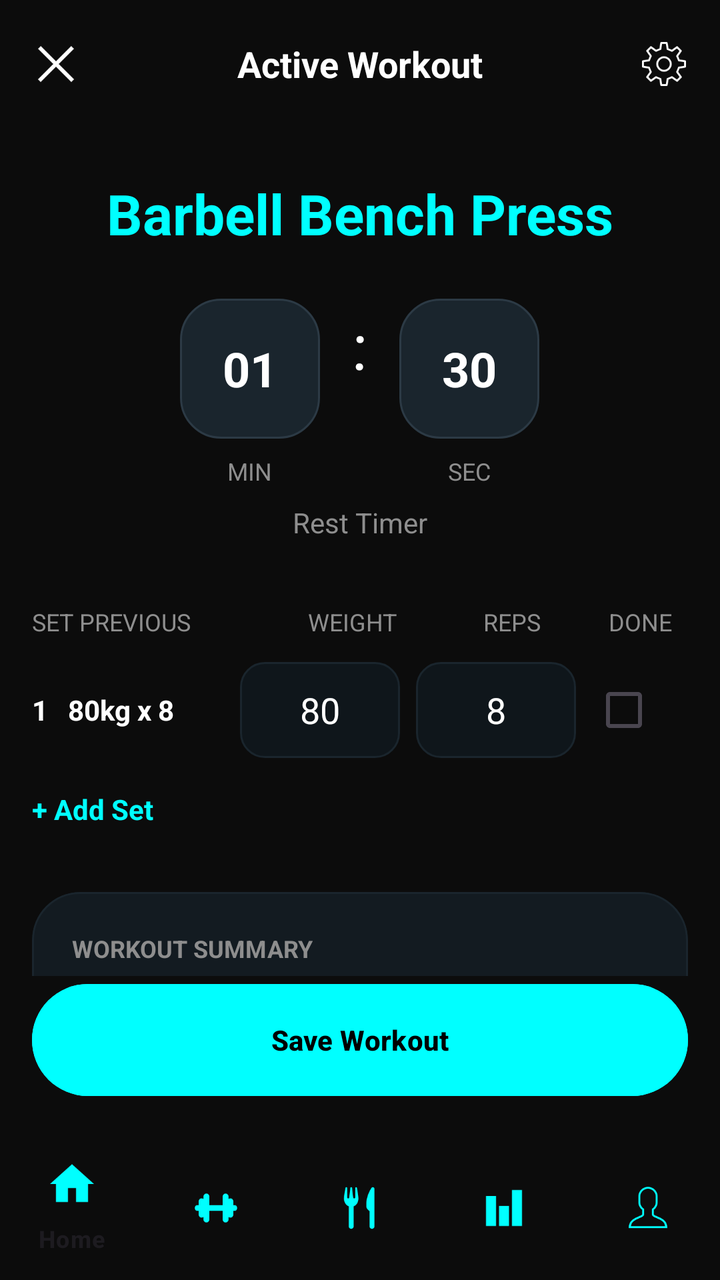
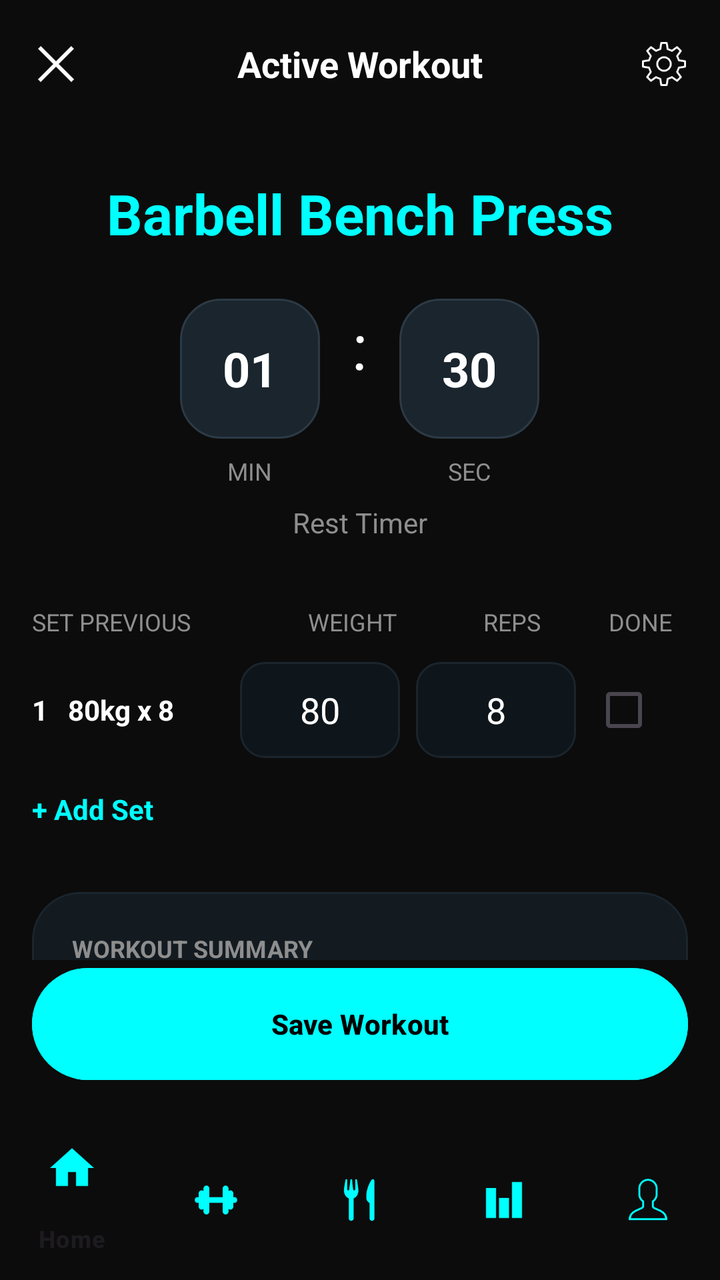

Compare the two renders of this Android layout. The source of the first and the diff that turns it into the second are given below.
<!-- AndroidManifest.xml: application theme Theme.ProFitness -->
<!-- res/layout/activity_active_workout.xml -->
<androidx.constraintlayout.widget.ConstraintLayout xmlns:android="http://schemas.android.com/apk/res/android"
    xmlns:app="http://schemas.android.com/apk/res-auto"
    android:layout_width="match_parent"
    android:layout_height="match_parent"
    android:background="@color/bg_dark">

    <RelativeLayout
        android:id="@+id/header_active"
        android:layout_width="0dp"
        android:layout_height="64dp"
        android:paddingHorizontal="16dp"
        app:layout_constraintTop_toTopOf="parent"
        app:layout_constraintStart_toStartOf="parent"
        app:layout_constraintEnd_toEndOf="parent">

        <ImageView
            android:id="@+id/btn_close"
            android:layout_width="24dp"
            android:layout_height="24dp"
            android:layout_centerVertical="true"
            android:src="@drawable/ic_close"
            app:tint="@color/white" />

        <TextView
            android:layout_width="wrap_content"
            android:layout_height="wrap_content"
            android:layout_centerInParent="true"
            android:text="Active Workout"
            android:textColor="@color/white"
            android:textSize="18sp"
            android:textStyle="bold" />

        <ImageView
            android:id="@+id/btn_library"
            android:layout_width="24dp"
            android:layout_height="24dp"
            android:layout_alignParentEnd="true"
            android:layout_centerVertical="true"
            android:src="@drawable/ic_setting"
            app:tint="@color/white" />
    </RelativeLayout>

    <ScrollView
        android:layout_width="0dp"
        android:layout_height="0dp"
        android:fillViewport="true"
        android:scrollbars="none"
        app:layout_constraintTop_toBottomOf="@id/header_active"
        app:layout_constraintBottom_toTopOf="@id/btn_save_workout"
        app:layout_constraintStart_toStartOf="parent"
        app:layout_constraintEnd_toEndOf="parent">

        <LinearLayout
            android:layout_width="match_parent"
            android:layout_height="wrap_content"
            android:orientation="vertical"
            android:paddingHorizontal="16dp"
            android:paddingBottom="24dp">

            <TextView
                android:id="@+id/tv_exercise_title"
                android:layout_width="match_parent"
                android:layout_height="wrap_content"
                android:layout_marginTop="24dp"
                android:gravity="center"
                android:text="Barbell Bench Press"
                android:textColor="@color/neon_cyan"
                android:textSize="28sp"
                android:textStyle="bold" />

            <LinearLayout
                android:layout_width="match_parent"
                android:layout_height="wrap_content"
                android:layout_marginTop="24dp"
                android:gravity="center"
                android:orientation="horizontal">

                <LinearLayout android:gravity="center" android:orientation="vertical" android:layout_width="wrap_content" android:layout_height="wrap_content">
                    <TextView android:id="@+id/tv_timer_minutes" android:layout_width="70dp" android:layout_height="70dp" android:background="@drawable/circle_timer_bg" android:gravity="center" android:text="01" android:textColor="@color/white" android:textSize="24sp" android:textStyle="bold"/>
                    <TextView android:layout_width="wrap_content" android:layout_height="wrap_content" android:text="MIN" android:textColor="@color/text_gray" android:textSize="12sp" android:layout_marginTop="8dp"/>
                </LinearLayout>

                <TextView android:layout_width="wrap_content" android:layout_height="wrap_content" android:text=":" android:textColor="@color/white" android:textSize="32sp" android:layout_marginHorizontal="16dp" android:layout_marginBottom="24dp"/>

                <LinearLayout android:gravity="center" android:orientation="vertical" android:layout_width="wrap_content" android:layout_height="wrap_content">
                    <TextView android:id="@+id/tv_timer_seconds" android:layout_width="70dp" android:layout_height="70dp" android:background="@drawable/circle_timer_bg" android:gravity="center" android:text="30" android:textColor="@color/white" android:textSize="24sp" android:textStyle="bold"/>
                    <TextView android:layout_width="wrap_content" android:layout_height="wrap_content" android:text="SEC" android:textColor="@color/text_gray" android:textSize="12sp" android:layout_marginTop="8dp"/>
                </LinearLayout>
            </LinearLayout>

            <TextView android:layout_width="match_parent" android:layout_height="wrap_content" android:text="Rest Timer" android:gravity="center" android:textColor="@color/text_gray" android:layout_marginTop="8dp"/>

            <LinearLayout android:layout_width="match_parent" android:layout_height="wrap_content" android:layout_marginTop="32dp" android:orientation="horizontal">
                <TextView android:layout_width="0dp" android:layout_height="wrap_content" android:layout_weight="1" android:text="SET PREVIOUS" android:textColor="@color/text_gray" android:textSize="12sp"/>
                <TextView android:layout_width="80dp" android:layout_height="wrap_content" android:text="WEIGHT" android:gravity="center" android:textColor="@color/text_gray" android:textSize="12sp"/>
                <TextView android:layout_width="80dp" android:layout_height="wrap_content" android:text="REPS" android:gravity="center" android:textColor="@color/text_gray" android:textSize="12sp"/>
                <TextView android:layout_width="48dp" android:layout_height="wrap_content" android:text="DONE" android:gravity="center" android:textColor="@color/text_gray" android:textSize="12sp"/>
            </LinearLayout>

            <LinearLayout android:layout_width="match_parent" android:layout_height="wrap_content" android:layout_marginTop="12dp" android:gravity="center_vertical" android:orientation="horizontal">
                <TextView android:layout_width="0dp" android:layout_height="wrap_content" android:layout_weight="1" android:text="1   80kg x 8" android:textColor="@color/white" android:textStyle="bold"/>
                <EditText android:layout_width="80dp" android:layout_height="48dp" android:background="@drawable/input_bg_dark" android:gravity="center" android:text="80" android:textColor="@color/white" android:inputType="number"/>
                <EditText android:layout_width="80dp" android:layout_height="48dp" android:layout_marginHorizontal="8dp" android:background="@drawable/input_bg_dark" android:gravity="center" android:text="8" android:textColor="@color/white" android:inputType="number"/>
                <CheckBox android:layout_width="48dp" android:layout_height="48dp" android:buttonTint="@color/text_gray"/>
            </LinearLayout>

            <TextView android:id="@+id/btn_add_set" android:layout_width="wrap_content" android:layout_height="wrap_content" android:layout_marginTop="16dp" android:text="+ Add Set" android:textColor="@color/neon_cyan" android:textStyle="bold"/>

            <com.google.android.material.card.MaterialCardView
                android:layout_width="match_parent"
                android:layout_height="wrap_content"
                android:layout_marginTop="32dp"
                app:cardBackgroundColor="#131B21"
                app:cardCornerRadius="24dp"
                app:strokeColor="#1A252D"
                app:strokeWidth="1dp">
                <LinearLayout android:padding="20dp" android:orientation="vertical" android:layout_width="match_parent" android:layout_height="wrap_content">
                    <TextView android:layout_width="wrap_content" android:layout_height="wrap_content" android:text="WORKOUT SUMMARY" android:textColor="@color/text_gray" android:textStyle="bold" android:textSize="12sp"/>
                    <LinearLayout android:layout_width="match_parent" android:layout_height="wrap_content" android:layout_marginTop="16dp" android:orientation="horizontal">
                        <LinearLayout android:layout_width="0dp" android:layout_height="wrap_content" android:layout_weight="1" android:orientation="vertical">
                            <TextView android:layout_width="wrap_content" android:layout_height="wrap_content" android:text="Total Volume" android:textColor="@color/text_gray" android:textSize="12sp"/>
                            <TextView android:id="@+id/tv_total_volume" android:layout_width="wrap_content" android:layout_height="wrap_content" android:text="4,200 kg" android:textColor="@color/white" android:textSize="20sp" android:textStyle="bold"/>
                        </LinearLayout>
                        <LinearLayout android:layout_width="0dp" android:layout_height="wrap_content" android:layout_weight="1" android:orientation="vertical">
                            <TextView android:layout_width="wrap_content" android:layout_height="wrap_content" android:text="Duration" android:textColor="@color/text_gray" android:textSize="12sp"/>
                            <TextView android:id="@+id/tv_duration_value" android:layout_width="wrap_content" android:layout_height="wrap_content" android:text="35:12" android:textColor="@color/white" android:textSize="20sp" android:textStyle="bold"/>
                        </LinearLayout>
                    </LinearLayout>
                    <TextView android:layout_width="wrap_content" android:layout_height="wrap_content" android:layout_marginTop="16dp" android:text="Notes" android:textColor="@color/text_gray" android:textSize="12sp"/>
                    <EditText android:layout_width="match_parent" android:layout_height="100dp" android:layout_marginTop="8dp" android:background="@drawable/input_bg_dark" android:gravity="top" android:hint="How did it feel today?" android:padding="12dp" android:textColor="@color/white" android:textColorHint="@color/text_gray" android:textSize="14sp"/>
                </LinearLayout>
            </com.google.android.material.card.MaterialCardView>
        </LinearLayout>
    </ScrollView>

    <com.google.android.material.button.MaterialButton
        android:id="@+id/btn_save_workout"
        android:layout_width="0dp"
        android:layout_height="64dp"
        android:layout_margin="16dp"
        android:text="Save Workout"
        android:textColor="@android:color/black"
        android:textStyle="bold"
        app:cornerRadius="32dp"
        android:backgroundTint="@color/neon_cyan"
        app:layout_constraintBottom_toTopOf="@id/bottom_navigation"
        app:layout_constraintStart_toStartOf="parent"
        app:layout_constraintEnd_toEndOf="parent" />

    <com.google.android.material.bottomnavigation.BottomNavigationView
        android:id="@+id/bottom_navigation"
        android:layout_width="0dp"
        android:layout_height="72dp"
        android:background="@color/bg_dark"
        app:itemIconTint="@color/neon_cyan"
        app:menu="@menu/bottom_nav_menu"
        app:layout_constraintBottom_toBottomOf="parent"
        app:layout_constraintStart_toStartOf="parent"
        app:layout_constraintEnd_toEndOf="parent" />

</androidx.constraintlayout.widget.ConstraintLayout>
<!-- resources referenced by this layout -->
<resources>
  <color name="bg_dark">#0C0C0C</color>
  <color name="neon_cyan">#00FFFF</color>
  <color name="text_gray">#8E8E8E</color>
  <color name="white">#FFFFFF</color>
  <!-- drawable circle_timer_bg (drawable) -->
  <shape xmlns:android="http://schemas.android.com/apk/res/android">
      <solid android:color="#1A252D" />
      <corners android:radius="20dp" />
      <stroke android:width="1dp" android:color="#2C3A45" />
  </shape>
  <!-- drawable ic_close: png bitmap (drawable, 713 bytes) -->
  <!-- drawable ic_setting: png bitmap (drawable, 3034 bytes) -->
  <!-- drawable input_bg_dark (drawable) -->
  <shape xmlns:android="http://schemas.android.com/apk/res/android">
      <solid android:color="#0F161B" />
      <corners android:radius="12dp" />
      <stroke android:width="1dp" android:color="#1A252D" />
  </shape>
  <style name="Theme.ProFitness" parent="android:Theme.Material.Light.NoActionBar" />
</resources>

<!-- the commit's change to res/layout/activity_active_workout.xml (unified diff, before → after) -->
@@ -150,7 +150,7 @@
     <com.google.android.material.bottomnavigation.BottomNavigationView
         android:id="@+id/bottom_navigation"
         android:layout_width="0dp"
-        android:layout_height="72dp"
+        android:layout_height="wrap_content"
         android:background="@color/bg_dark"
         app:itemIconTint="@color/neon_cyan"
         app:menu="@menu/bottom_nav_menu"
